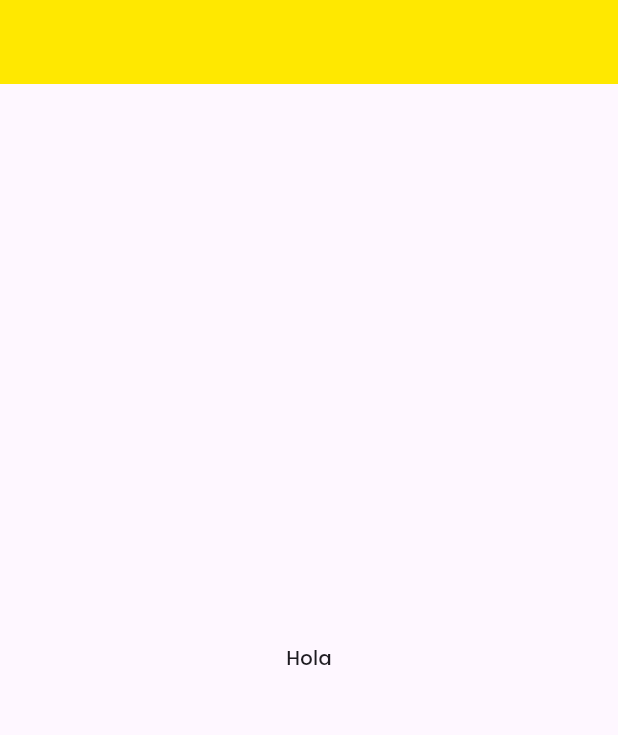
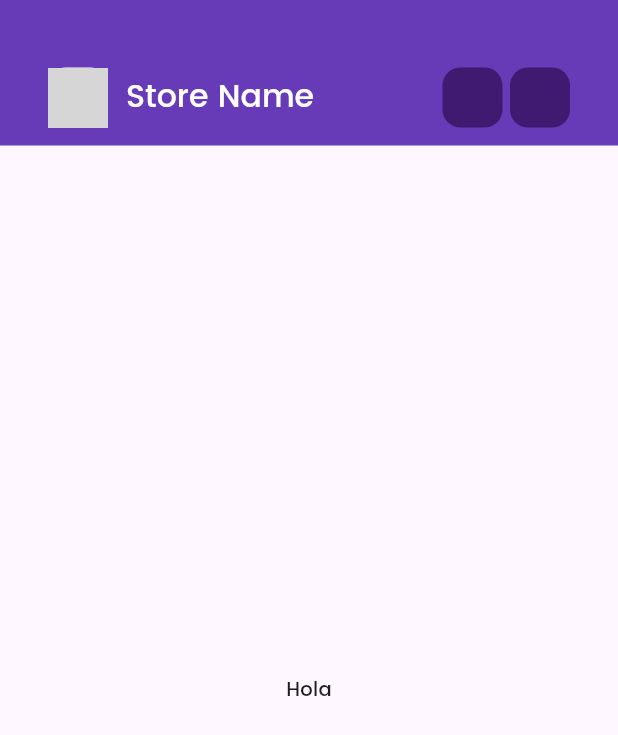
Before and after one commit to Jbedoyav/foundation, a Flutter app: the screen it shows after launch, on a phone screen of 412 x 824 dp. Shown: the top 735 px of the screen. Run offline on Flutter 3.47's test engine with Material 3 defaults, Android fonts, the phone set to English and light mode, and no system bars; grey boxes are pictures that could not be loaded.

Commit message:
📦 NEW:

```diff
--- a/lib/design_system/tokens/theme.dart
+++ b/lib/design_system/tokens/theme.dart
@@ -10,7 +10,7 @@ class Themes {
       displayLarge: TextStyle(fontSize: 48.0, fontWeight: FontWeight.bold),
       displayMedium: TextStyle(fontSize: 24.0, fontWeight: FontWeight.bold),
       displaySmall: TextStyle(fontSize: 16.0, fontWeight: FontWeight.bold),
-      headlineLarge: TextStyle(fontSize: 21.0, color: BaseColors.brandPrimary),
+      headlineLarge: TextStyle(fontSize: 21.0, color: BaseColors.bgWhite),
       bodyLarge: TextStyle(fontSize: 14.0),
       bodyMedium: TextStyle(fontSize: 13.0),
       bodySmall: TextStyle(fontSize: 10.0),
--- a/lib/pages/home_page.dart
+++ b/lib/pages/home_page.dart
@@ -1,4 +1,6 @@
 import 'package:flutter/material.dart';
+import 'package:flutter/widgets.dart';
+import 'package:foundations/design_system/tokens/colors.dart';
 
 class HomePage extends StatelessWidget {
   const HomePage({super.key});
@@ -7,7 +9,56 @@ class HomePage extends StatelessWidget {
   Widget build(BuildContext context) {
     return Scaffold(
       appBar: AppBar(
-        backgroundColor: const Color(0xffffe800),
+        toolbarHeight: 97,
+        backgroundColor: BaseColors.brandPrimaryMat,
+        title: Padding(
+          padding: const EdgeInsets.fromLTRB(16, 45, 16, 12),
+          child: Row(
+            children: [
+              Container(
+                width: 40,
+                height: 40,
+                margin: const EdgeInsets.only(right: 12),
+                decoration: const BoxDecoration(
+                  color: BaseColors.bgWhite,
+                  image: DecorationImage(
+                    image: AssetImage('assets/image/user.png'),
+                  ),
+                  borderRadius: BorderRadius.all(
+                    Radius.circular(12),
+                  ),
+                ),
+              ),
+              Expanded(
+                child: Text(
+                  'Store Name',
+                  style: Theme.of(context).textTheme.headlineLarge,
+                ),
+              ),
+              Container(
+                width: 40,
+                height: 40,
+                decoration: const BoxDecoration(
+                  color: BaseColors.brandPrimary,
+                  borderRadius: BorderRadius.all(
+                    Radius.circular(12),
+                  ),
+                ),
+              ),
+              Container(
+                width: 40,
+                height: 40,
+                margin: const EdgeInsets.only(left: 5),
+                decoration: const BoxDecoration(
+                  color: BaseColors.brandPrimary,
+                  borderRadius: BorderRadius.all(
+                    Radius.circular(12),
+                  ),
+                ),
+              ),
+            ],
+          ),
+        ),
       ),
       body: const Center(
         child: Text('Hola'),
```
